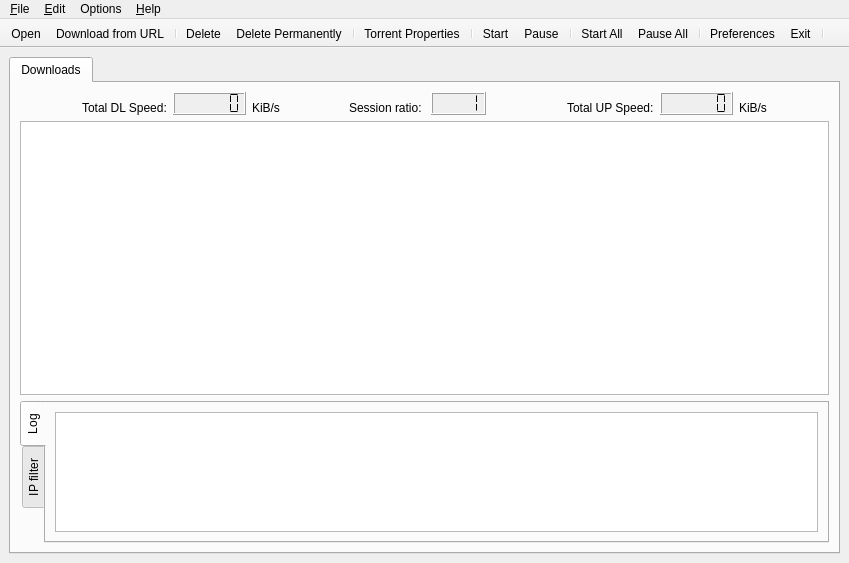
Qt form src/MainWindow.ui (SysAdminDoc/qBittorrent-Vanced) before a commit.
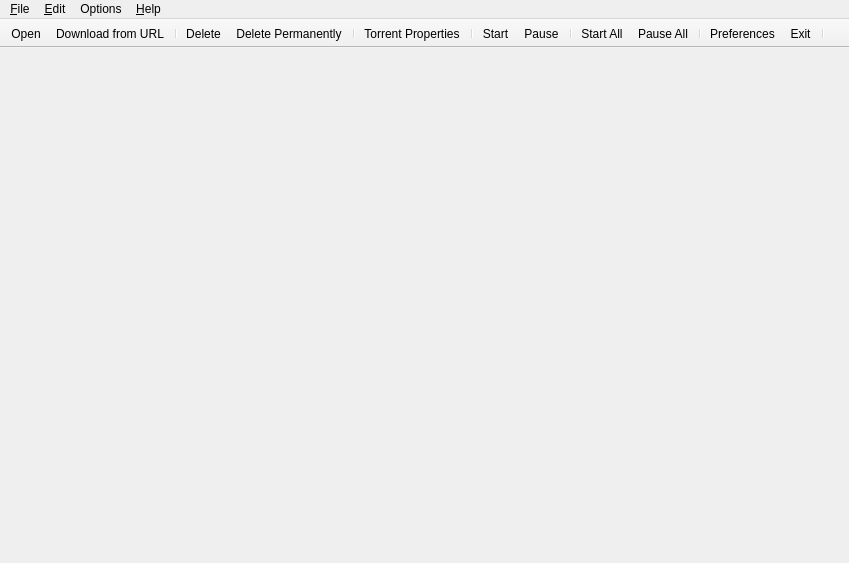
The same form after that commit. The open tabs and pages were chosen to show the change.

Commit message: - Merged splitGUI branch, GUI and download tab are now splitted. Code is a lot cleaner and easier to understand. I also fixed some bugs I found on the way :)

Patch:
```diff
--- a/src/MainWindow.ui
+++ b/src/MainWindow.ui
@@ -23,316 +23,18 @@
     <property name="spacing" >
      <number>6</number>
     </property>
-    <item>
-     <widget class="QTabWidget" name="tabs" >
-      <property name="tabPosition" >
-       <enum>QTabWidget::North</enum>
-      </property>
-      <property name="currentIndex" >
-       <number>0</number>
-      </property>
-      <widget class="QWidget" name="tab" >
-       <attribute name="title" >
-        <string>Downloads</string>
-       </attribute>
-       <layout class="QVBoxLayout" >
-        <property name="margin" >
-         <number>9</number>
-        </property>
-        <property name="spacing" >
-         <number>6</number>
-        </property>
-        <item>
-         <layout class="QVBoxLayout" >
-          <property name="margin" >
-           <number>0</number>
-          </property>
-          <property name="spacing" >
-           <number>6</number>
-          </property>
-          <item>
-           <layout class="QHBoxLayout" >
-            <property name="margin" >
-             <number>0</number>
-            </property>
-            <property name="spacing" >
-             <number>6</number>
-            </property>
-            <item>
-             <spacer>
-              <property name="orientation" >
-               <enum>Qt::Horizontal</enum>
-              </property>
-              <property name="sizeHint" >
-               <size>
-                <width>40</width>
-                <height>20</height>
-               </size>
-              </property>
-             </spacer>
-            </item>
-            <item>
-             <widget class="QLabel" name="lbl_DLSpeed" >
-              <property name="text" >
-               <string>Total DL Speed:</string>
-              </property>
-              <property name="alignment" >
-               <set>Qt::AlignBottom|Qt::AlignLeading|Qt::AlignLeft</set>
-              </property>
-             </widget>
-            </item>
-            <item>
-             <widget class="QLCDNumber" name="LCD_DownSpeed" >
-              <property name="autoFillBackground" >
-               <bool>true</bool>
-              </property>
-              <property name="frameShadow" >
-               <enum>QFrame::Raised</enum>
-              </property>
-              <property name="smallDecimalPoint" >
-               <bool>false</bool>
-              </property>
-              <property name="numDigits" >
-               <number>6</number>
-              </property>
-              <property name="segmentStyle" >
-               <enum>QLCDNumber::Flat</enum>
-              </property>
-              <property name="value" stdset="0" >
-               <double>0.000000000000000</double>
-              </property>
-              <property name="intValue" stdset="0" >
-               <number>0</number>
-              </property>
-             </widget>
-            </item>
-            <item>
-             <widget class="QLabel" name="unitDL" >
-              <property name="text" >
-               <string>KiB/s</string>
-              </property>
-              <property name="alignment" >
-               <set>Qt::AlignBottom|Qt::AlignLeading|Qt::AlignLeft</set>
-              </property>
-             </widget>
-            </item>
-            <item>
-             <spacer>
-              <property name="orientation" >
-               <enum>Qt::Horizontal</enum>
-              </property>
-              <property name="sizeHint" >
-               <size>
-                <width>40</width>
-                <height>20</height>
-               </size>
-              </property>
-             </spacer>
-            </item>
-            <item>
-             <widget class="QLabel" name="label" >
-              <property name="text" >
-               <string>Session ratio: </string>
-              </property>
-              <property name="alignment" >
-               <set>Qt::AlignBottom|Qt::AlignLeading|Qt::AlignLeft</set>
-              </property>
-             </widget>
-            </item>
-            <item>
-             <widget class="QLCDNumber" name="LCD_Ratio" >
-              <property name="autoFillBackground" >
-               <bool>true</bool>
-              </property>
-              <property name="numDigits" >
-               <number>4</number>
-              </property>
-              <property name="segmentStyle" >
-               <enum>QLCDNumber::Flat</enum>
-              </property>
-              <property name="value" stdset="0" >
-               <double>1.000000000000000</double>
-              </property>
-             </widget>
-            </item>
-            <item>
-             <widget class="QLabel" name="lbl_ratio_icon" >
-              <property name="text" >
-               <string/>
-              </property>
-             </widget>
-            </item>
-            <item>
-             <spacer>
-              <property name="orientation" >
-               <enum>Qt::Horizontal</enum>
-              </property>
-              <property name="sizeHint" >
-               <size>
-                <width>40</width>
-                <height>20</height>
-               </size>
-              </property>
-             </spacer>
-            </item>
-            <item>
-             <widget class="QLabel" name="lbl_UPSpeed" >
-              <property name="text" >
-               <string>Total UP Speed:</string>
-              </property>
-              <property name="alignment" >
-               <set>Qt::AlignBottom|Qt::AlignLeading|Qt::AlignLeft</set>
-              </property>
-             </widget>
-            </item>
-            <item>
-             <widget class="QLCDNumber" name="LCD_UpSpeed" >
-              <property name="autoFillBackground" >
-               <bool>true</bool>
-              </property>
-              <property name="smallDecimalPoint" >
-               <bool>false</bool>
-              </property>
-              <property name="numDigits" >
-               <number>6</number>
-              </property>
-              <property name="segmentStyle" >
-               <enum>QLCDNumber::Flat</enum>
-              </property>
-              <property name="value" stdset="0" >
-               <double>0.000000000000000</double>
-              </property>
-             </widget>
-            </item>
-            <item>
-             <widget class="QLabel" name="unitUP" >
-              <property name="text" >
-               <string>KiB/s</string>
-              </property>
-              <property name="alignment" >
-               <set>Qt::AlignBottom|Qt::AlignLeading|Qt::AlignLeft</set>
-              </property>
-             </widget>
-            </item>
-            <item>
-             <spacer>
-              <property name="orientation" >
-               <enum>Qt::Horizontal</enum>
-              </property>
-              <property name="sizeHint" >
-               <size>
-                <width>40</width>
-                <height>20</height>
-               </size>
-              </property>
-             </spacer>
-            </item>
-           </layout>
-          </item>
-          <item>
-           <widget class="QTreeView" name="downloadList" >
-            <property name="minimumSize" >
-             <size>
-              <width>0</width>
-              <height>0</height>
-             </size>
-            </property>
-            <property name="contextMenuPolicy" >
-             <enum>Qt::CustomContextMenu</enum>
-            </property>
-            <property name="autoScroll" >
-             <bool>true</bool>
-            </property>
-            <property name="selectionMode" >
-             <enum>QAbstractItemView::ExtendedSelection</enum>
-            </property>
-            <property name="indentation" >
-             <number>1</number>
-            </property>
-            <property name="itemsExpandable" >
-             <bool>false</bool>
-            </property>
-           </widget>
-          </item>
-         </layout>
-        </item>
-        <item>
-         <widget class="QTabWidget" name="tabBottom" >
-          <property name="maximumSize" >
-           <size>
-            <width>16777215</width>
-            <height>142</height>
-           </size>
-          </property>
-          <property name="tabPosition" >
-           <enum>QTabWidget::West</enum>
-          </property>
-          <property name="currentIndex" >
-           <number>1</number>
-          </property>
-          <widget class="QWidget" name="log_tab" >
-           <attribute name="title" >
-            <string>Log</string>
-           </attribute>
-           <layout class="QVBoxLayout" >
-            <property name="margin" >
-             <number>9</number>
-            </property>
-            <property name="spacing" >
-             <number>6</number>
-            </property>
-            <item>
-             <widget class="QTextBrowser" name="infoBar" >
-              <property name="sizePolicy" >
-               <sizepolicy>
-                <hsizetype>7</hsizetype>
-                <vsizetype>7</vsizetype>
-                <horstretch>0</horstretch>
-                <verstretch>0</verstretch>
-               </sizepolicy>
-              </property>
-              <property name="maximumSize" >
-               <size>
-                <width>16777215</width>
-                <height>120</height>
-               </size>
-              </property>
-              <property name="contextMenuPolicy" >
-               <enum>Qt::CustomContextMenu</enum>
-              </property>
-             </widget>
-            </item>
-           </layout>
-          </widget>
-          <widget class="QWidget" name="filter_tab" >
-           <attribute name="title" >
-            <string>IP filter</string>
-           </attribute>
-           <layout class="QVBoxLayout" >
-            <property name="margin" >
-             <number>9</number>
-            </property>
-            <property name="spacing" >
-             <number>6</number>
-            </property>
-            <item>
-             <widget class="QTextBrowser" name="textBlockedUsers" >
-              <property name="maximumSize" >
-               <size>
-                <width>16777215</width>
-                <height>123</height>
-               </size>
-              </property>
-             </widget>
-            </item>
-           </layout>
-          </widget>
-         </widget>
-        </item>
-       </layout>
-      </widget>
-     </widget>
-    </item>
+    <property name="leftMargin" >
+     <number>9</number>
+    </property>
+    <property name="topMargin" >
+     <number>9</number>
+    </property>
+    <property name="rightMargin" >
+     <number>9</number>
+    </property>
+    <property name="bottomMargin" >
+     <number>9</number>
+    </property>
    </layout>
   </widget>
   <widget class="QMenuBar" name="menubar" >
```
Left out of the diff: 8 changed lines with no effect on the pictures. The commit also changes 12 other files.
